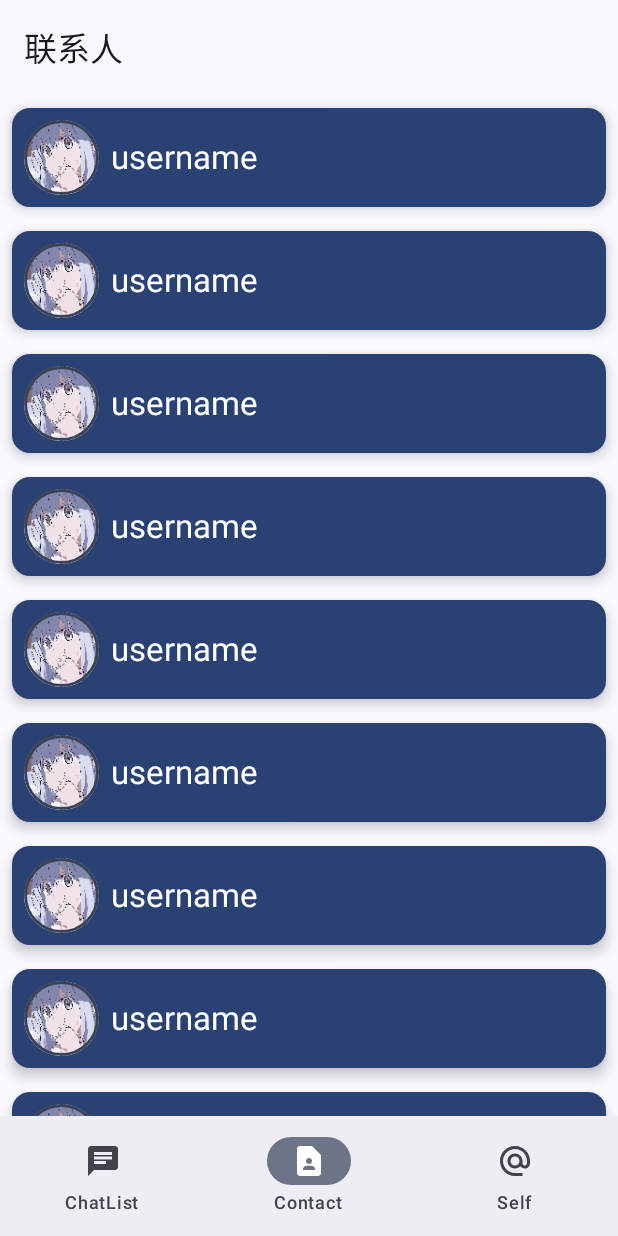
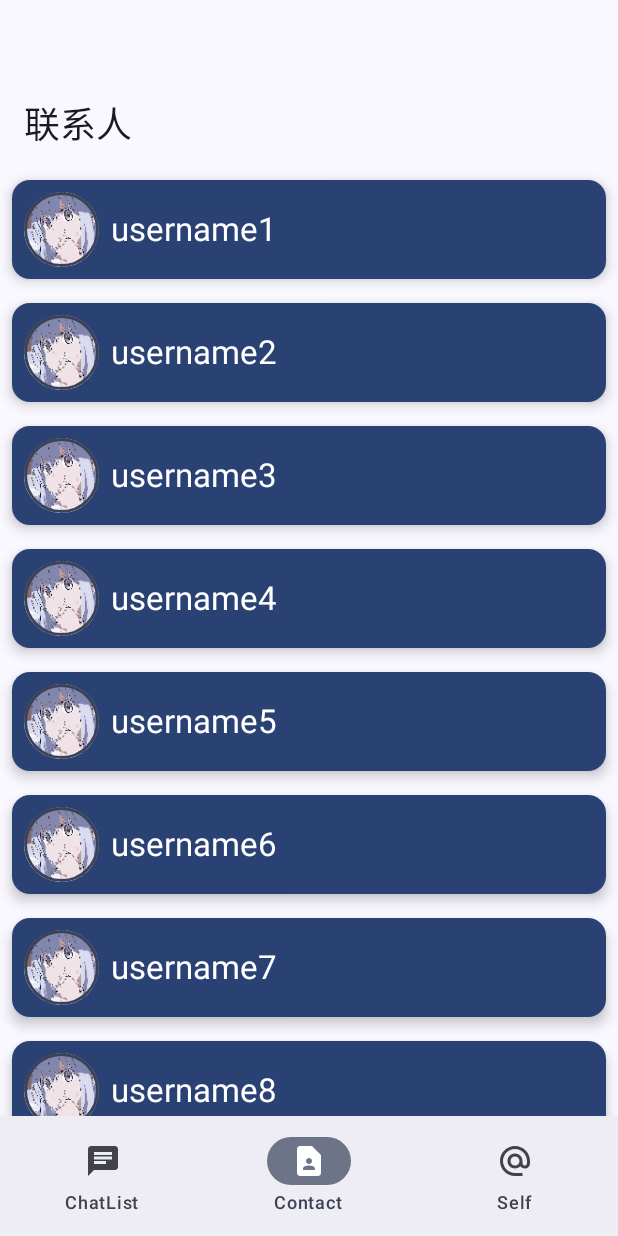
Before and after one commit to ofsa11/StudyChat, an Android app built with Jetpack Compose: the App screen opened through its navigation route, item 2 of the bottom bar chosen, on a phone screen of 412 x 824 dp. Run offline under Robolectric (Android 15) with nearby library versions, the phone set to English and light mode, and no system bars; pictures from the network do not load.

Commit message:
修复导航栏显示问题

```diff
--- a/app/src/main/java/com/example/studychat/ui/App.kt
+++ b/app/src/main/java/com/example/studychat/ui/App.kt
@@ -86,12 +86,13 @@ fun App(navController: NavController){
 fun AppNavHost(
     navController: NavHostController,
     startDestination: Destination,
-    modifier: Modifier = Modifier,
+    modifier: Modifier,
     onLogout: () -> Unit
 ){
     NavHost(
         navController,
         startDestination = startDestination.route,
+        modifier = modifier
     ){
         Destination.entries.forEach{ destination ->
             composable(destination.route){
--- a/app/src/main/java/com/example/studychat/ui/page/ChatListPage.kt
+++ b/app/src/main/java/com/example/studychat/ui/page/ChatListPage.kt
@@ -5,7 +5,10 @@ import androidx.compose.foundation.background
 import androidx.compose.foundation.border
 import androidx.compose.foundation.clickable
 import androidx.compose.foundation.layout.Column
+import androidx.compose.foundation.layout.PaddingValues
 import androidx.compose.foundation.layout.Row
+import androidx.compose.foundation.layout.calculateEndPadding
+import androidx.compose.foundation.layout.calculateStartPadding
 import androidx.compose.foundation.layout.fillMaxSize
 import androidx.compose.foundation.layout.fillMaxWidth
 import androidx.compose.foundation.layout.padding
@@ -16,6 +19,7 @@ import androidx.compose.material3.Card
 import androidx.compose.material3.CardDefaults
 import androidx.compose.material3.ExperimentalMaterial3Api
 import androidx.compose.material3.MaterialTheme
+import androidx.compose.material3.MediumTopAppBar
 import androidx.compose.material3.Scaffold
 import androidx.compose.material3.Surface
 import androidx.compose.material3.Text
@@ -28,6 +32,7 @@ import androidx.compose.ui.Modifier
 import androidx.compose.ui.draw.clip
 import androidx.compose.ui.graphics.Color
 import androidx.compose.ui.input.nestedscroll.nestedScroll
+import androidx.compose.ui.platform.LocalLayoutDirection
 import coil3.compose.AsyncImage
 import androidx.compose.ui.unit.dp
 import androidx.navigation.NavController
@@ -37,15 +42,16 @@ import com.example.studychat.R
 import com.example.studychat.data.model.User
 
 @OptIn(ExperimentalMaterial3Api::class)
+
 @Composable
 fun ChatListPage(
     navController: NavController
 ){
-    val scrollBehavior = TopAppBarDefaults.enterAlwaysScrollBehavior(rememberTopAppBarState())
+    val scrollBehavior = TopAppBarDefaults.exitUntilCollapsedScrollBehavior(rememberTopAppBarState())
     Scaffold(
         modifier = Modifier.nestedScroll(scrollBehavior.nestedScrollConnection),
         topBar = {
-            TopAppBar(
+            MediumTopAppBar(
                 title = {
                     Text("消息")
                 },
@@ -55,16 +61,22 @@ fun ChatListPage(
     )
     { innerPadding ->
         LazyColumn(
-            modifier = Modifier
-                .padding(innerPadding)
-                .fillMaxSize()
+            modifier = Modifier.fillMaxSize(),
+            contentPadding = PaddingValues(
+                top = innerPadding.calculateTopPadding(),
+                start = innerPadding.calculateStartPadding(LocalLayoutDirection.current),
+                end = innerPadding.calculateEndPadding(LocalLayoutDirection.current),
+                bottom = innerPadding.calculateBottomPadding()
+            )
+
         ){
-            items(30){
+            items(30){index->
                 MessageCard(
                     navController = navController,
                     modifier = Modifier.clickable{
                         navController.navigate("chat")
-                    }
+                    },
+                    index = index
                 )
             }
         }
@@ -74,9 +86,10 @@ fun ChatListPage(
 @Composable
 fun MessageCard(
     navController: NavController,
-    modifier: Modifier
+    modifier: Modifier,
+    index: Int
 ){
-    val user = User(R.mipmap.ic_default,"username", "message")
+    val user = User(R.mipmap.ic_default,"username", "message${index + 1}")
 //    Surface (
 //        shape = MaterialTheme.shapes.medium,
 //        shadowElevation = 5.dp,
--- a/app/src/main/java/com/example/studychat/ui/page/ChatPage.kt
+++ b/app/src/main/java/com/example/studychat/ui/page/ChatPage.kt
@@ -3,11 +3,13 @@ package com.example.studychat.ui.page
 import androidx.compose.foundation.Image
 import androidx.compose.foundation.layout.Arrangement
 import androidx.compose.foundation.layout.Column
+import androidx.compose.foundation.layout.IntrinsicSize
 import androidx.compose.foundation.layout.PaddingValues
 import androidx.compose.foundation.layout.Row
 import androidx.compose.foundation.layout.Spacer
 import androidx.compose.foundation.layout.fillMaxHeight
 import androidx.compose.foundation.layout.fillMaxWidth
+import androidx.compose.foundation.layout.height
 import androidx.compose.foundation.layout.heightIn
 import androidx.compose.foundation.layout.imePadding
 import androidx.compose.foundation.layout.padding
@@ -150,7 +152,6 @@ fun Message(
         }
         Surface (
             shape = MaterialTheme.shapes.medium,
-            shadowElevation = 5.dp,
             color = bubleColor,
             modifier = Modifier
                 .padding( horizontal = 8.dp, vertical = 10.dp)
@@ -200,8 +201,7 @@ fun UserInput(onMessageSent: (String) -> Unit){
         Spacer(modifier = Modifier.width(8.dp))
         Button(
             modifier = Modifier
-                .heightIn(48.dp)
-                .align(Alignment.CenterVertically),
+                .heightIn(48.dp),
             shape = RoundedCornerShape(12.dp),
 
             onClick = {
@@ -210,7 +210,6 @@ fun UserInput(onMessageSent: (String) -> Unit){
                     text = ""
                 }
             },
-
         ){
             Text(
                 text = "send",
@@ -219,11 +218,11 @@ fun UserInput(onMessageSent: (String) -> Unit){
     }
 }
 
-//@Preview
-//@Composable
-//fun UserInputPreview(){
-//    UserInput()
-//}
+@Preview
+@Composable
+fun UserInputPreview(){
+    UserInput(onMessageSent = {})
+}
 //
 //@Preview
 //@Composable
--- a/app/src/main/java/com/example/studychat/ui/page/ContactPage.kt
+++ b/app/src/main/java/com/example/studychat/ui/page/ContactPage.kt
@@ -11,6 +11,7 @@ import androidx.compose.foundation.lazy.LazyColumn
 import androidx.compose.foundation.shape.CircleShape
 import androidx.compose.material3.ExperimentalMaterial3Api
 import androidx.compose.material3.MaterialTheme
+import androidx.compose.material3.MediumTopAppBar
 import androidx.compose.material3.Scaffold
 import androidx.compose.material3.Surface
 import androidx.compose.material3.Text
@@ -30,11 +31,11 @@ import com.example.studychat.data.model.User
 @OptIn(ExperimentalMaterial3Api::class)
 @Composable
 fun ContactPage(){
-    val scrollBehavior = TopAppBarDefaults.enterAlwaysScrollBehavior(rememberTopAppBarState())
+    val scrollBehavior = TopAppBarDefaults.exitUntilCollapsedScrollBehavior(rememberTopAppBarState())
     Scaffold (
         modifier = Modifier.nestedScroll(scrollBehavior.nestedScrollConnection),
         topBar = {
-            TopAppBar(
+            MediumTopAppBar(
                 title = {
                     Text("联系人")
                 },
@@ -47,8 +48,8 @@ fun ContactPage(){
                 .padding(innerPadding)
                 .fillMaxSize()
         ) {
-            items(10){
-                ContactItem()
+            items(10){index->
+                ContactItem(index)
             }
         }
 
@@ -56,8 +57,10 @@ fun ContactPage(){
 }
 
 @Composable
-fun ContactItem(){
-    val user = User(R.mipmap.ic_default,"username", "message")
+fun ContactItem(
+    index: Int
+){
+    val user = User(R.mipmap.ic_default,"username${index + 1}", "message")
     Surface (
         shape = MaterialTheme.shapes.medium,
         shadowElevation = 5.dp,
```
